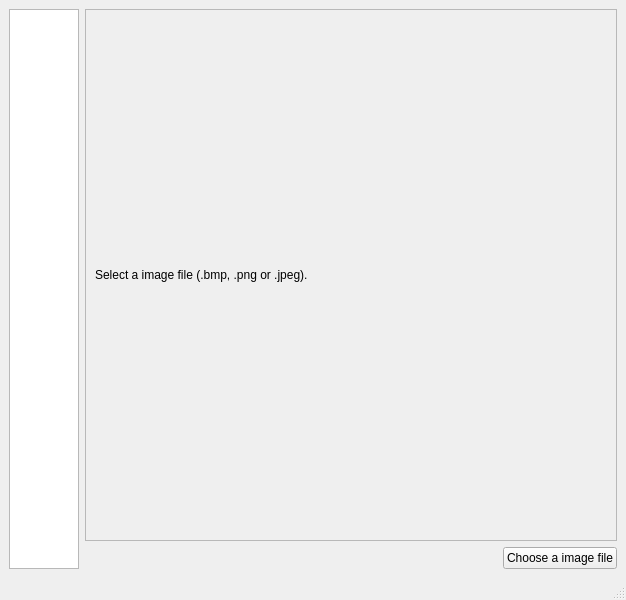
The window that Image-viewer/mainwindow.ui (JoseZancanaro/Pixeon-image-viewer) describes before a commit, drawn with Qt 5.
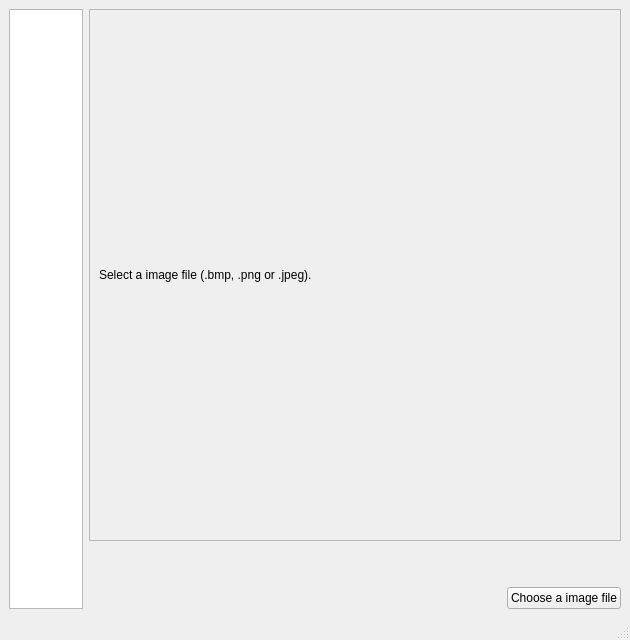
The same window after the commit.

Patch:
```diff
--- a/Image-viewer/mainwindow.ui
+++ b/Image-viewer/mainwindow.ui
@@ -6,8 +6,8 @@
    <rect>
     <x>0</x>
     <y>0</y>
-    <width>574</width>
-    <height>468</height>
+    <width>630</width>
+    <height>640</height>
    </rect>
   </property>
   <property name="sizePolicy">
```
Left out of the diff: 4 changed lines with no effect on the pictures.
